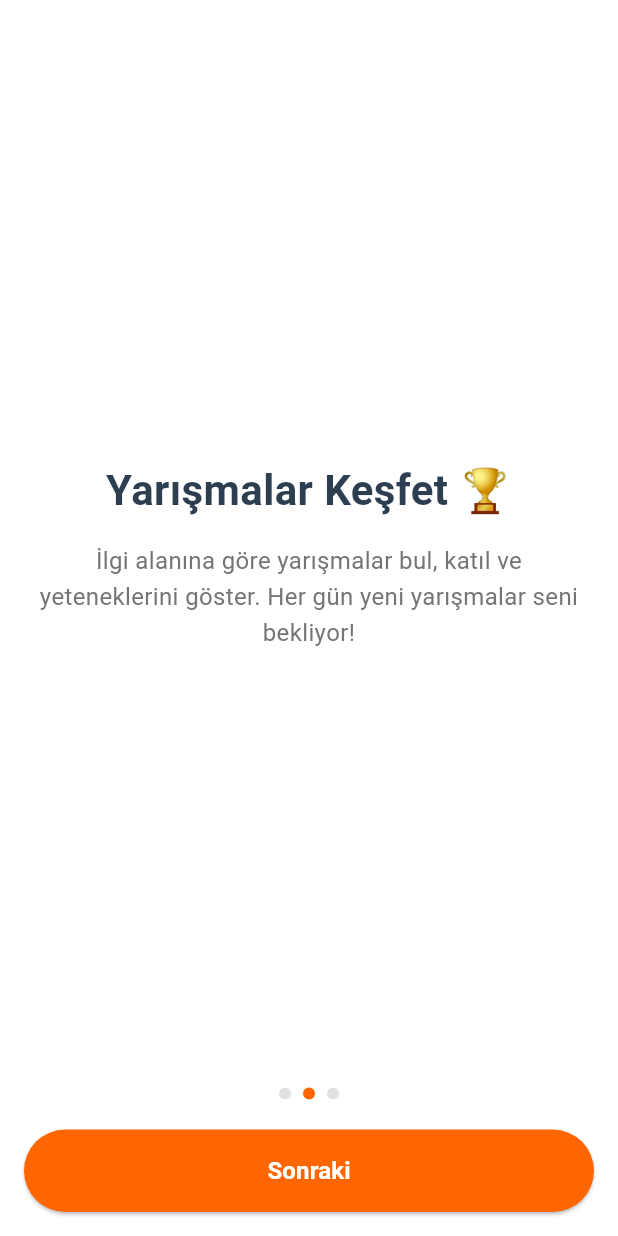
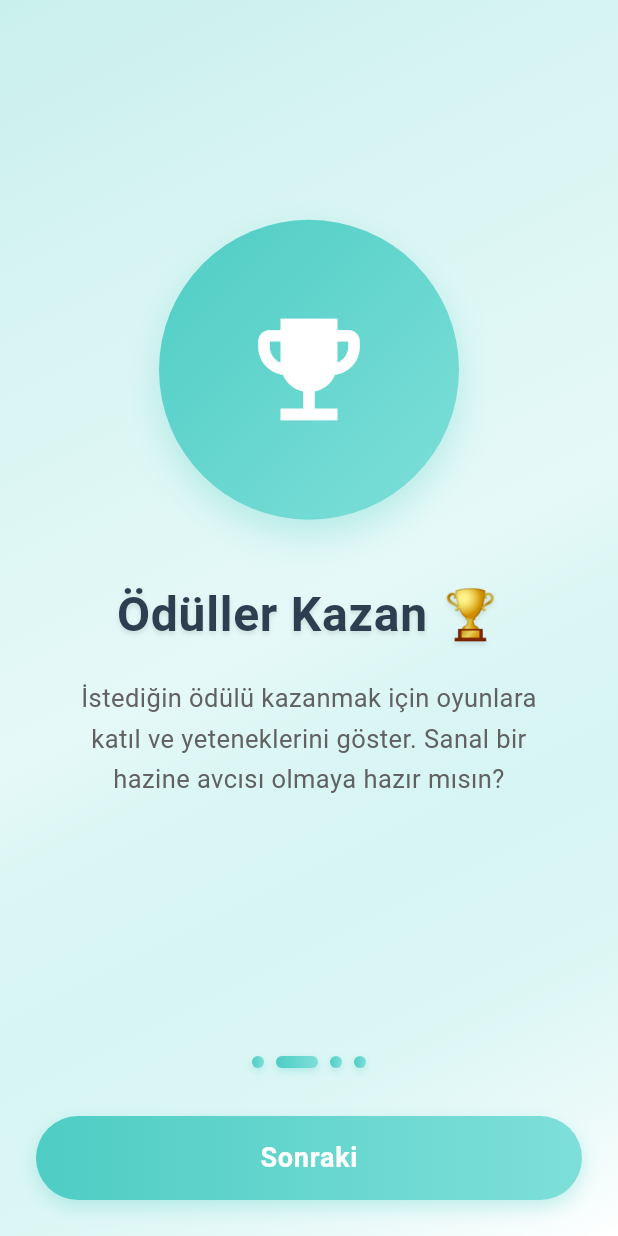
Before and after one commit to furkanozcel/winpoiIlk, a Flutter app: the screen it shows after launch, after a tap on "Sonraki", on a phone screen of 412 x 824 dp. Run offline on Flutter 3.47's test engine with Material 3 defaults, Android fonts, the light colour scheme and no system bars; our stand-ins replace cloud_firestore, firebase_auth, firebase_core, shared_preferences; accounts and stored records are empty.

Commit message:
onboarding sayfası düzenlendi

```diff
--- a/lib/features/onboarding/presentation/pages/onboarding_page.dart
+++ b/lib/features/onboarding/presentation/pages/onboarding_page.dart
@@ -1,6 +1,7 @@
 import 'package:flutter/material.dart';
 import 'package:shared_preferences/shared_preferences.dart';
 import 'package:winpoi/features/auth/presentation/pages/register_page.dart';
+import 'package:winpoi/features/game/presentation/pages/game_page.dart';
 
 class OnboardingPage extends StatefulWidget {
   const OnboardingPage({super.key});
@@ -9,34 +10,91 @@ class OnboardingPage extends StatefulWidget {
   State<OnboardingPage> createState() => _OnboardingPageState();
 }
 
-class _OnboardingPageState extends State<OnboardingPage> {
+class _OnboardingPageState extends State<OnboardingPage>
+    with SingleTickerProviderStateMixin {
   final PageController _pageController = PageController();
+  late AnimationController _animationController;
+  late Animation<double> _fadeAnimation;
+  late Animation<Offset> _slideAnimation;
+  late Animation<double> _scaleAnimation;
   int _currentPage = 0;
 
   final List<OnboardingItem> _pages = [
     OnboardingItem(
-      title: "Winpoi'ye Hoş Geldin! 🎉",
+      title: "WinPoi Evreni 🎉",
       description:
-          "Yarışma dünyasına adım atmaya hazır mısın? Burada yeni arkadaşlar edinebilir, yarışmalara katılabilir ve ödüller kazanabilirsin!",
+          "Yarışma dünyasına adım atmaya hazır mısın? Yeteneklerini konuştur ve harika ödüllerin sahibi ol!",
+      icon: Icons.celebration,
+      color: Color(0xFFFF6B6B),
+      secondaryColor: Color(0xFFFF8E8E),
     ),
     OnboardingItem(
-      title: "Yarışmalar Keşfet 🏆",
+      title: "Ödüller Kazan 🏆",
       description:
-          "İlgi alanına göre yarışmalar bul, katıl ve yeteneklerini göster. Her gün yeni yarışmalar seni bekliyor!",
+          "İstediğin ödülü kazanmak için oyunlara katıl ve yeteneklerini göster. Sanal bir hazine avcısı olmaya hazır mısın?",
+      icon: Icons.emoji_events,
+      color: Color(0xFF4ECDC4),
+      secondaryColor: Color(0xFF7EDFD9),
     ),
     OnboardingItem(
       title: "Arkadaşlarınla Yarış 🤝",
       description:
           "Arkadaşlarınla birlikte yarışmalara katıl, rekabet et ve eğlenceli vakit geçir. Başarılarını paylaş ve ilham ver!",
+      icon: Icons.groups,
+      color: Color(0xFFFFBE0B),
+      secondaryColor: Color(0xFFFFD44C),
+    ),
+    OnboardingItem(
+      title: "Hazır mısın? 🎮",
+      description:
+          "Büyüleyici WinPoi evrenine adım at. Yeteneklerini keşfet ve ödülleri topla!",
+      icon: Icons.play_circle_filled,
+      color: Color(0xFF845EC2),
+      secondaryColor: Color(0xFFB39CD0),
     ),
   ];
+
+  @override
+  void initState() {
+    super.initState();
+    _animationController = AnimationController(
+      vsync: this,
+      duration: const Duration(milliseconds: 800),
+    );
+
+    _fadeAnimation = Tween<double>(begin: 0.0, end: 1.0).animate(
+      CurvedAnimation(parent: _animationController, curve: Curves.easeInOut),
+    );
+
+    _slideAnimation = Tween<Offset>(
+      begin: const Offset(0.2, 0),
+      end: Offset.zero,
+    ).animate(
+        CurvedAnimation(parent: _animationController, curve: Curves.easeInOut));
+
+    _scaleAnimation = Tween<double>(begin: 0.8, end: 1.0).animate(
+      CurvedAnimation(parent: _animationController, curve: Curves.easeInOut),
+    );
+
+    _animationController.forward();
+  }
+
+  @override
+  void dispose() {
+    _animationController.dispose();
+    _pageController.dispose();
+    super.dispose();
+  }
 
   Future<void> _completeOnboarding() async {
     final prefs = await SharedPreferences.getInstance();
     await prefs.setBool('hasSeenOnboarding', true);
     if (mounted) {
       Navigator.of(context).pushReplacement(
-        MaterialPageRoute(builder: (context) => const RegisterPage()),
+        MaterialPageRoute(
+            builder: (context) => _currentPage == _pages.length - 1
+                ? const GamePage()
+                : const RegisterPage()),
       );
     }
   }
@@ -46,8 +104,8 @@ class _OnboardingPageState extends State<OnboardingPage> {
       _completeOnboarding();
     } else {
       _pageController.nextPage(
-        duration: const Duration(milliseconds: 300),
-        curve: Curves.easeInOut,
+        duration: const Duration(milliseconds: 500),
+        curve: Curves.easeInOutCubic,
       );
     }
   }
@@ -55,7 +113,19 @@ class _OnboardingPageState extends State<OnboardingPage> {
   @override
   Widget build(BuildContext context) {
     return Scaffold(
-      body: SafeArea(
+      body: Container(
+        decoration: BoxDecoration(
+          gradient: LinearGradient(
+            begin: Alignment.topLeft,
+            end: Alignment.bottomRight,
+            colors: [
+              _pages[_currentPage].color.withOpacity(0.3),
+              _pages[_currentPage].secondaryColor.withOpacity(0.2),
+              Colors.white,
+            ],
+          ),
+        ),
+        child: SafeArea(
           child: Column(
             children: [
               Expanded(
@@ -65,6 +135,8 @@ class _OnboardingPageState extends State<OnboardingPage> {
                     setState(() {
                       _currentPage = page;
                     });
+                    _animationController.reset();
+                    _animationController.forward();
                   },
                   itemCount: _pages.length,
                   itemBuilder: (context, index) {
@@ -72,58 +144,9 @@ class _OnboardingPageState extends State<OnboardingPage> {
                   },
                 ),
               ),
-            Padding(
-              padding: const EdgeInsets.all(16.0),
-              child: Column(
-                children: [
-                  // Sayfa göstergeleri
-                  Row(
-                    mainAxisAlignment: MainAxisAlignment.center,
-                    children: List.generate(
-                      _pages.length,
-                      (index) => Container(
-                        margin: const EdgeInsets.symmetric(horizontal: 4),
-                        width: 8,
-                        height: 8,
-                        decoration: BoxDecoration(
-                          shape: BoxShape.circle,
-                          color: _currentPage == index
-                              ? const Color(0xFFFF6600)
-                              : Colors.grey.shade300,
-                        ),
-                      ),
-                    ),
-                  ),
-                  const SizedBox(height: 20),
-                  // Sonraki/Anladım butonu
-                  SizedBox(
-                    width: double.infinity,
-                    child: ElevatedButton(
-                      onPressed: _onNextPage,
-                      style: ElevatedButton.styleFrom(
-                        backgroundColor: const Color(0xFFFF6600),
-                        padding: const EdgeInsets.symmetric(
-                          vertical: 16,
-                        ),
-                        shape: RoundedRectangleBorder(
-                          borderRadius: BorderRadius.circular(30),
-                        ),
-                      ),
-                      child: Text(
-                        _currentPage == _pages.length - 1
-                            ? 'Anladım'
-                            : 'Sonraki',
-                        style: const TextStyle(
-                          fontSize: 16,
-                          fontWeight: FontWeight.bold,
-                        ),
-                      ),
-                    ),
-                  ),
+              _buildBottomNavigation(),
             ],
           ),
-            ),
-          ],
         ),
       ),
     );
@@ -132,28 +155,178 @@ class _OnboardingPageState extends State<OnboardingPage> {
   Widget _buildPage(OnboardingItem page) {
     return Padding(
       padding: const EdgeInsets.all(24.0),
+      child: SlideTransition(
+        position: _slideAnimation,
+        child: FadeTransition(
+          opacity: _fadeAnimation,
+          child: ScaleTransition(
+            scale: _scaleAnimation,
             child: Column(
               mainAxisAlignment: MainAxisAlignment.center,
               children: [
-          const SizedBox(height: 32),
+                Container(
+                  width: 200,
+                  height: 200,
+                  decoration: BoxDecoration(
+                    gradient: LinearGradient(
+                      begin: Alignment.topLeft,
+                      end: Alignment.bottomRight,
+                      colors: [
+                        page.color,
+                        page.secondaryColor,
+                      ],
+                    ),
+                    shape: BoxShape.circle,
+                    boxShadow: [
+                      BoxShadow(
+                        color: page.color.withOpacity(0.3),
+                        blurRadius: 20,
+                        offset: const Offset(0, 10),
+                      ),
+                    ],
+                  ),
+                  child: Icon(
+                    page.icon,
+                    size: 90,
+                    color: Colors.white,
+                  ),
+                ),
+                const SizedBox(height: 40),
                 Text(
                   page.title,
-            style: const TextStyle(
-              fontSize: 28,
+                  style: TextStyle(
+                    fontSize: 32,
                     fontWeight: FontWeight.bold,
                     color: Color(0xFF2C3E50),
+                    letterSpacing: 0.5,
+                    shadows: [
+                      Shadow(
+                        color: Colors.black.withOpacity(0.1),
+                        offset: const Offset(0, 2),
+                        blurRadius: 4,
+                      ),
+                    ],
                   ),
                   textAlign: TextAlign.center,
                 ),
-          const SizedBox(height: 16),
-          Text(
+                const SizedBox(height: 20),
+                Container(
+                  padding: const EdgeInsets.symmetric(horizontal: 20),
+                  child: Text(
                     page.description,
                     style: TextStyle(
-              fontSize: 16,
-              color: Colors.grey.shade600,
-              height: 1.5,
+                      fontSize: 17,
+                      color: Colors.grey.shade700,
+                      height: 1.6,
+                      letterSpacing: 0.3,
                     ),
                     textAlign: TextAlign.center,
+                  ),
+                ),
+              ],
+            ),
+          ),
+        ),
+      ),
+    );
+  }
+
+  Widget _buildBottomNavigation() {
+    return Container(
+      padding: const EdgeInsets.all(24.0),
+      child: Column(
+        children: [
+          Row(
+            mainAxisAlignment: MainAxisAlignment.center,
+            children: List.generate(
+              _pages.length,
+              (index) => TweenAnimationBuilder<double>(
+                tween: Tween(
+                  begin: 0.0,
+                  end: _currentPage == index ? 1.0 : 0.0,
+                ),
+                duration: const Duration(milliseconds: 300),
+                builder: (context, value, child) {
+                  return Container(
+                    margin: const EdgeInsets.symmetric(horizontal: 4),
+                    width: 8 + (20 * value),
+                    height: 8,
+                    decoration: BoxDecoration(
+                      borderRadius: BorderRadius.circular(4),
+                      gradient: LinearGradient(
+                        begin: Alignment.centerLeft,
+                        end: Alignment.centerRight,
+                        colors: [
+                          _pages[_currentPage].color,
+                          _pages[_currentPage].secondaryColor,
+                        ],
+                      ),
+                      boxShadow: [
+                        BoxShadow(
+                          color: _pages[_currentPage].color.withOpacity(0.3),
+                          blurRadius: 4,
+                          offset: const Offset(0, 2),
+                        ),
+                      ],
+                    ),
+                  );
+                },
+              ),
+            ),
+          ),
+          const SizedBox(height: 32),
+          Container(
+            width: double.infinity,
+            height: 56,
+            decoration: BoxDecoration(
+              borderRadius: BorderRadius.circular(30),
+              gradient: LinearGradient(
+                begin: Alignment.centerLeft,
+                end: Alignment.centerRight,
+                colors: [
+                  _pages[_currentPage].color,
+                  _pages[_currentPage].secondaryColor,
+                ],
+              ),
+              boxShadow: [
+                BoxShadow(
+                  color: _pages[_currentPage].color.withOpacity(0.3),
+                  blurRadius: 10,
+                  offset: const Offset(0, 5),
+                ),
+              ],
+            ),
+            child: Material(
+              color: Colors.transparent,
+              child: InkWell(
+                borderRadius: BorderRadius.circular(30),
+                onTap: _onNextPage,
+                child: Center(
+                  child: Row(
+                    mainAxisAlignment: MainAxisAlignment.center,
+                    children: [
+                      Text(
+                        _currentPage == _pages.length - 1 ? 'Oyna' : 'Sonraki',
+                        style: const TextStyle(
+                          color: Colors.white,
+                          fontSize: 18,
+                          fontWeight: FontWeight.bold,
+                          letterSpacing: 0.5,
+                        ),
+                      ),
+                      if (_currentPage == _pages.length - 1) ...[
+                        const SizedBox(width: 8),
+                        const Icon(
+                          Icons.play_arrow_rounded,
+                          color: Colors.white,
+                          size: 24,
+                        ),
+                      ],
+                    ],
+                  ),
+                ),
+              ),
+            ),
           ),
         ],
       ),
@@ -164,9 +337,15 @@ class _OnboardingPageState extends State<OnboardingPage> {
 class OnboardingItem {
   final String title;
   final String description;
+  final IconData icon;
+  final Color color;
+  final Color secondaryColor;
 
   OnboardingItem({
     required this.title,
     required this.description,
+    required this.icon,
+    required this.color,
+    required this.secondaryColor,
   });
 }
--- a/pubspec.yaml
+++ b/pubspec.yaml
@@ -35,7 +35,7 @@ dependencies:
   firebase_auth: ^4.17.4
   cloud_firestore: ^4.15.4
   firebase_storage: ^11.6.5
-
+  lottie: ^2.7.0
 
   # The following adds the Cupertino Icons font to your application.
   # Use with the CupertinoIcons class for iOS style icons.
@@ -68,6 +68,7 @@ flutter:
   # To add assets to your application, add an assets section, like this:
   assets:
     - lib/features/auth/assets/images/logo.jpg
+    - assets/animations/
   #   - images/a_dot_ham.jpeg
 
   # An image asset can refer to one or more resolution-specific "variants", see
```
Also changed, not shown: lib/features/game/presentation/pages/game_page.dart (added, +213 -0 lines), pubspec.lock. Lines whose indentation alone changed are shown as unchanged.
